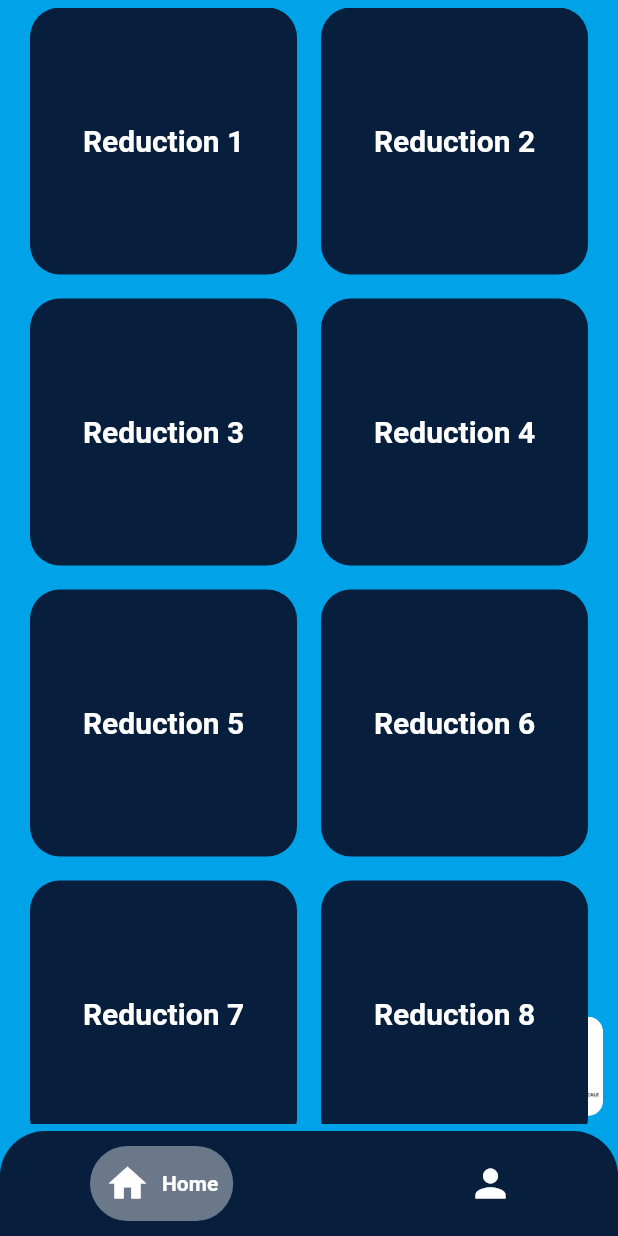
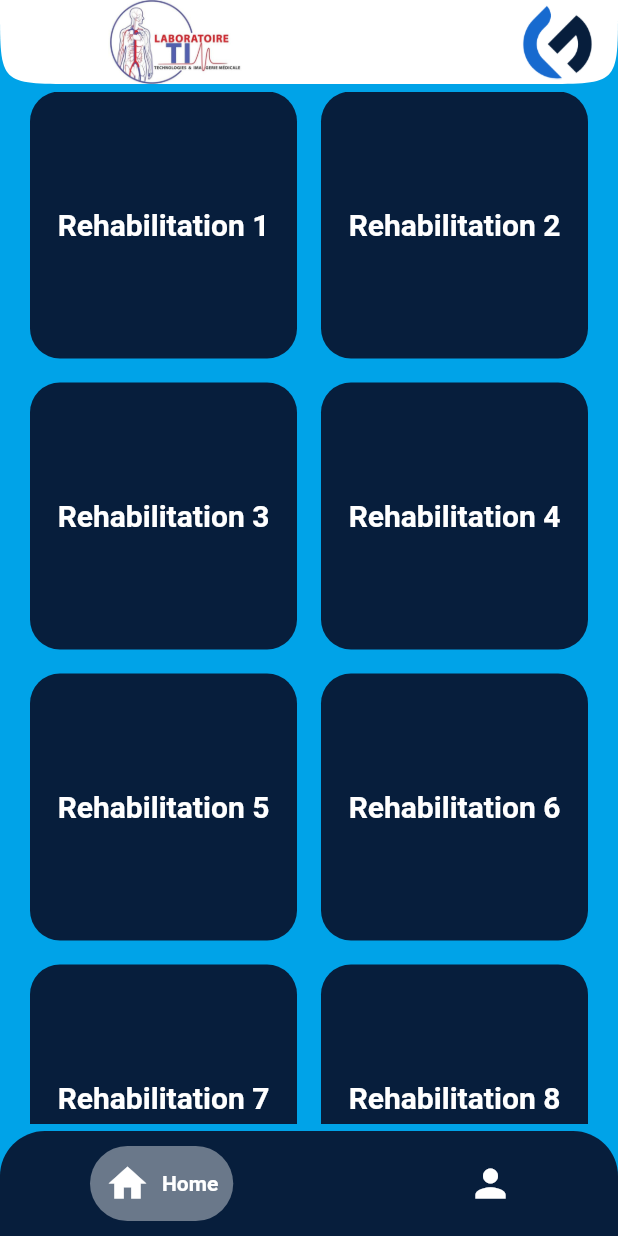
Before and after one commit to helmi003/ghada-project, a Flutter app: the TabScreen screen opened by its route, on a phone screen of 412 x 824 dp. Run offline on Flutter 3.47's test engine with Material 2 defaults, Android fonts, the phone set to English and light mode, and no system bars; drawn by our look-alikes of google_nav_bar; our stand-ins replace cloud_firestore, email_validator, firebase_auth, firebase_core, firebase_storage, image_picker and 2 more; accounts and stored records are empty.

Commit message:
update some interfaces design

```diff
--- a/lib/screens/Tab_screen.dart
+++ b/lib/screens/Tab_screen.dart
@@ -32,8 +32,8 @@ class _TabScreenState extends State<TabScreen> {
         decoration: BoxDecoration(
           color: warmBlueColor,
           borderRadius: BorderRadius.only(
-            topLeft: Radius.circular(30.0),
-            topRight: Radius.circular(30.0),
+            topLeft: Radius.circular(30),
+            topRight: Radius.circular(30),
           ),
         ),
         child: GNav(
--- a/lib/screens/home_screen.dart
+++ b/lib/screens/home_screen.dart
@@ -3,6 +3,7 @@
 import 'package:flutter/material.dart';
 import 'package:ghada/screens/reduction_detail.dart';
 import 'package:ghada/utils/colors.dart';
+import 'package:ghada/widgets/appbar.dart';
 import 'package:ghada/widgets/reductionWidget.dart';
 
 class HomeScreen extends StatelessWidget {
@@ -13,30 +14,18 @@ class HomeScreen extends StatelessWidget {
   Widget build(BuildContext context) {
     return Scaffold(
       backgroundColor: bgColor,
+      appBar: appBar(context),
       body: SafeArea(
-        child: Stack(
-          children: [
-            Positioned(
-                bottom: 10,
-                right: 10,
-                child: ClipRRect(
-                  borderRadius: BorderRadius.circular(10),
-                  child: Image.asset(
-                    'assets/images/laboratoire logo.jpeg',
-                    width: 100,
-                  ),
-                ),
-              ),
-            Padding(
+        child: Padding(
           padding: EdgeInsets.symmetric(horizontal:20,vertical: 5),
           child: GridView.builder(
             itemCount: 20,
             itemBuilder: (context, index) {
-                  return ReductionWidget('Reduction ${index + 1}', () {
+              return ReductionWidget('Rehabilitation ${index + 1}', () {
                 Navigator.push(
                     context,
                     MaterialPageRoute(
-                            builder: (context) => ReductionDetail('Reduction ${index + 1}')));
+                        builder: (context) => ReductionDetail('Rehabilitation ${index + 1}')));
               });
             },
             gridDelegate: SliverGridDelegateWithFixedCrossAxisCount(
@@ -46,8 +35,6 @@ class HomeScreen extends StatelessWidget {
             ),
           ),
         ),
-          ],
-        ),
       ),
     );
   }
--- /dev/null
+++ b/lib/widgets/appbar.dart
@@ -0,0 +1,31 @@
+// ignore_for_file: prefer_const_constructors
+
+import 'package:flutter/material.dart';
+import 'package:ghada/utils/colors.dart';
+
+PreferredSizeWidget appBar(BuildContext context) {
+  return AppBar(
+      backgroundColor: lightColor,
+      // centerTitle: true,
+      title: Row(
+        mainAxisAlignment: MainAxisAlignment.spaceBetween,
+        children: [
+           Image.asset(
+              'assets/images/laboratoire logo.jpeg',
+              height: 60,
+            ),
+
+          Image.asset(
+            'assets/images/logo.png',
+            height: 50,
+          ),
+        ],
+      ),
+      shape: ContinuousRectangleBorder(
+        borderRadius: BorderRadius.only(
+          bottomLeft: Radius.circular(50),
+          bottomRight: Radius.circular(50),
+        ),
+      ),
+      elevation: 0);
+}
```
Also changed, not shown: lib/screens/authentication/login_screen.dart (+1 -16 lines), lib/screens/authentication/register_screen.dart (+2 -16 lines), lib/screens/reduction_detail.dart (+16 -15 lines), lib/widgets/errorMessage.dart (+17 -8 lines). Lines whose indentation alone changed are shown as unchanged.
